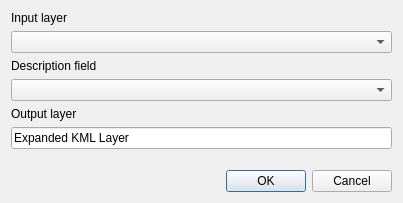
This is htmlExpansion.ui in NationalSecurityAgency/qgis-kmltools-plugin as Qt 5 draws it before an edit. The edited form follows.
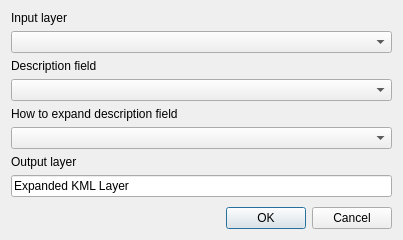
This is the edited form. Custom widgets are drawn as their Qt base class.

Commit message: updated to expand tag=value attributes

Diff of the .ui file:
```diff
--- a/htmlExpansion.ui
+++ b/htmlExpansion.ui
@@ -7,7 +7,7 @@
     <x>0</x>
     <y>0</y>
     <width>403</width>
-    <height>203</height>
+    <height>240</height>
    </rect>
   </property>
   <property name="windowTitle">
@@ -34,6 +34,16 @@
    <item>
     <widget class="QgsFieldComboBox" name="descriptionComboBox"/>
    </item>
+   <item>
+    <widget class="QLabel" name="label_4">
+     <property name="text">
+      <string>How to expand description field</string>
+     </property>
+    </widget>
+   </item>
+   <item>
+    <widget class="QComboBox" name="typeComboBox"/>
+   </item>
    <item>
     <widget class="QLabel" name="label_3">
      <property name="text">
```
The commit also changes 7 other files.
